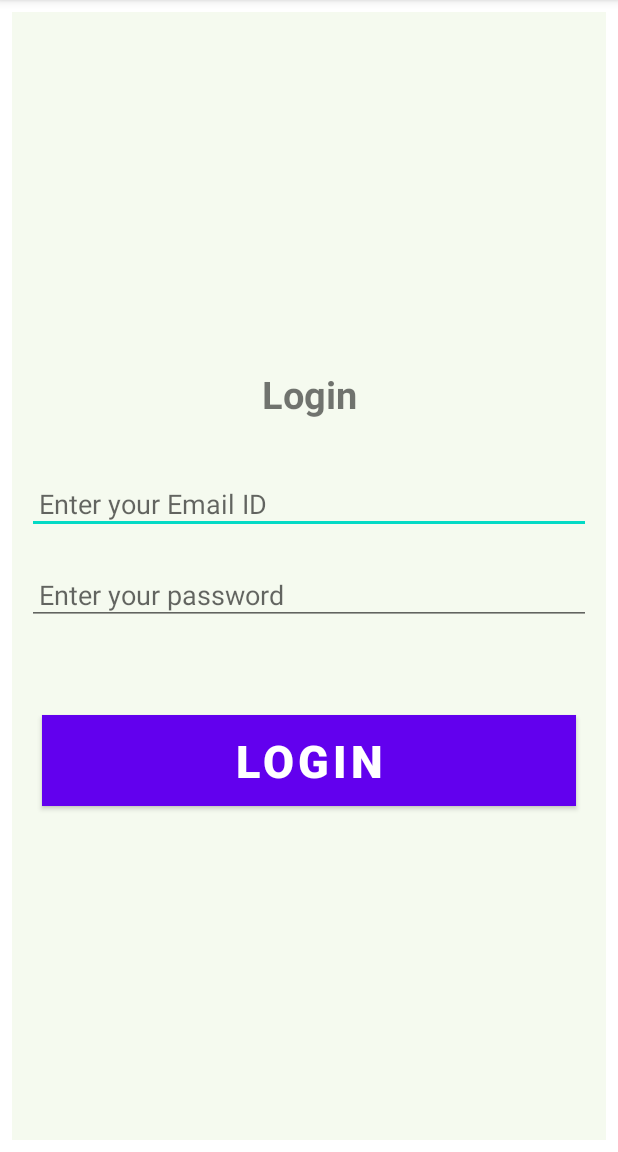
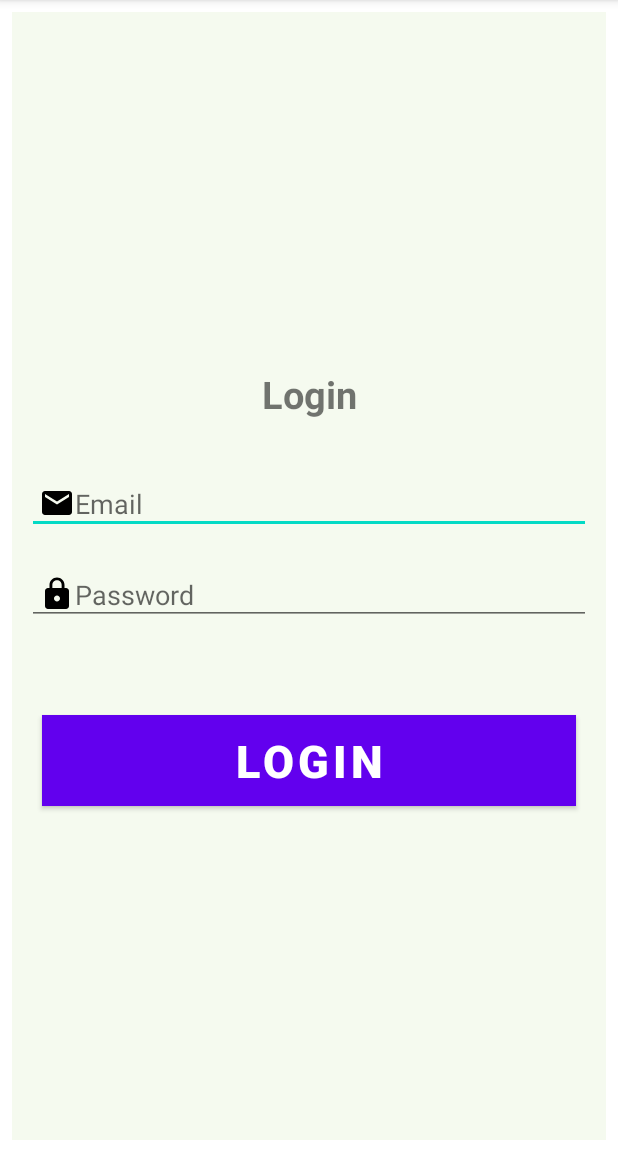
Before and after one commit to Azakh993/II1302-Meetr, an Android app: the screen it shows after launch (MainActivity), on a phone screen of 412 x 824 dp, the part 84-1236 px from its top. Run offline under Robolectric (Android 15) with nearby library versions, the phone set to English and light mode, and no system bars; our stand-ins replace Firebase (no records; nobody signed in at launch, a user with empty details on screens opened directly), data binding; 1 statement that could not run was skipped.

Commit message:
added the icons in the login page

```diff
--- a/app/src/main/res/layout/loginpagev2.xml
+++ b/app/src/main/res/layout/loginpagev2.xml
@@ -38,6 +38,7 @@
             android:layout_marginTop="20dp"
             android:layout_marginEnd="10dp"
             android:layout_marginBottom="20dp"
+            android:drawableLeft="@drawable/baseline_email_24"
             android:hint="@string/email_hint"
             android:inputType="textEmailAddress"
             android:padding="8dp"
@@ -50,6 +51,7 @@
             android:layout_height="wrap_content"
             android:layout_marginStart="10dp"
             android:layout_marginEnd="10dp"
+            android:drawableLeft="@drawable/baseline_lock_24"
             android:hint="@string/password_hint"
             android:inputType="textPassword"
             android:padding="8dp"
--- a/app/src/main/res/values/strings.xml
+++ b/app/src/main/res/values/strings.xml
@@ -1,7 +1,7 @@
 <resources>
     <string name="app_name">MEETR</string>
-    <string name="email_hint">Enter your Email ID</string>
-    <string name="password_hint">Enter your password</string>
+    <string name="email_hint"> Email</string>
+    <string name="password_hint"> Password</string>
     <string name="button_text">Login</string>
         <string name="title_activity_login">LoginActivity</string>
         <string name="prompt_email">Email</string>
```
